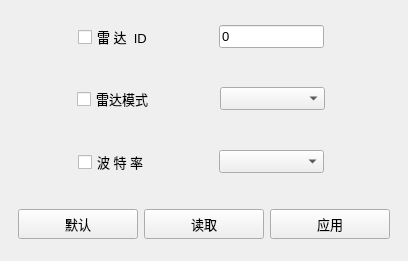
This is RadarTools_V1.0.1/RadarTools/radarparasmainwindow.ui in skyBruce222/QTdemo as Qt 5 draws it before an edit. The edited form follows.
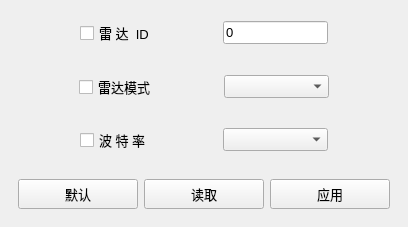
This is the edited form.

The edit to the form file:
```diff
--- a/RadarTools_V1.0.1/RadarTools/radarparasmainwindow.ui
+++ b/RadarTools_V1.0.1/RadarTools/radarparasmainwindow.ui
@@ -7,14 +7,105 @@
     <x>0</x>
     <y>0</y>
     <width>408</width>
-    <height>261</height>
+    <height>227</height>
    </rect>
   </property>
   <property name="windowTitle">
    <string>MainWindow</string>
   </property>
   <widget class="QWidget" name="centralwidget">
-   <layout class="QGridLayout" name="gridLayout_13">
+   <layout class="QGridLayout" name="gridLayout_3">
+    <item row="0" column="0">
+     <widget class="QWidget" name="widget" native="true">
+      <property name="font">
+       <font>
+        <pointsize>9</pointsize>
+       </font>
+      </property>
+      <layout class="QGridLayout" name="gridLayout">
+       <item row="0" column="0">
+        <spacer name="horizontalSpacer_5">
+         <property name="orientation">
+          <enum>Qt::Horizontal</enum>
+         </property>
+         <property name="sizeHint" stdset="0">
+          <size>
+           <width>40</width>
+           <height>20</height>
+          </size>
+         </property>
+        </spacer>
+       </item>
+       <item row="0" column="1">
+        <widget class="QCheckBox" name="checkBox">
+         <property name="font">
+          <font>
+           <family>Arial</family>
+           <pointsize>10</pointsize>
+          </font>
+         </property>
+         <property name="text">
+          <string>雷 达  ID</string>
+         </property>
+        </widget>
+       </item>
+       <item row="0" column="3">
+        <widget class="QLineEdit" name="lineEdit">
+         <property name="minimumSize">
+          <size>
+           <width>105</width>
+           <height>0</height>
+          </size>
+         </property>
+         <property name="maximumSize">
+          <size>
+           <width>105</width>
+           <height>16777215</height>
+          </size>
+         </property>
+         <property name="font">
+          <font>
+           <family>Arial</family>
+           <pointsize>10</pointsize>
+          </font>
+         </property>
+         <property name="text">
+          <string>0</string>
+         </property>
+         <property name="maxLength">
+          <number>1</number>
+         </property>
+        </widget>
+       </item>
+       <item row="0" column="2">
+        <spacer name="horizontalSpacer">
+         <property name="orientation">
+          <enum>Qt::Horizontal</enum>
+         </property>
+         <property name="sizeHint" stdset="0">
+          <size>
+           <width>40</width>
+           <height>20</height>
+          </size>
+         </property>
+        </spacer>
+       </item>
+       <item row="0" column="4">
+        <spacer name="horizontalSpacer_6">
+         <property name="orientation">
+          <enum>Qt::Horizontal</enum>
+         </property>
+         <property name="sizeHint" stdset="0">
+          <size>
+           <width>40</width>
+           <height>20</height>
+          </size>
+         </property>
+        </spacer>
+       </item>
+      </layout>
+     </widget>
+    </item>
     <item row="1" column="0">
      <widget class="QWidget" name="widget_2" native="true">
       <property name="font">
@@ -123,183 +214,6 @@
       </layout>
      </widget>
     </item>
-    <item row="3" column="0" colspan="2">
-     <widget class="QWidget" name="widget_13" native="true">
-      <property name="font">
-       <font>
-        <pointsize>9</pointsize>
-       </font>
-      </property>
-      <layout class="QHBoxLayout" name="horizontalLayout">
-       <item>
-        <widget class="QPushButton" name="pushButton">
-         <property name="minimumSize">
-          <size>
-           <width>120</width>
-           <height>30</height>
-          </size>
-         </property>
-         <property name="maximumSize">
-          <size>
-           <width>120</width>
-           <height>30</height>
-          </size>
-         </property>
-         <property name="font">
-          <font>
-           <family>Arial</family>
-           <pointsize>10</pointsize>
-          </font>
-         </property>
-         <property name="text">
-          <string>默认</string>
-         </property>
-        </widget>
-       </item>
-       <item>
-        <widget class="QPushButton" name="pushButton_3">
-         <property name="minimumSize">
-          <size>
-           <width>120</width>
-           <height>30</height>
-          </size>
-         </property>
-         <property name="maximumSize">
-          <size>
-           <width>120</width>
-           <height>30</height>
-          </size>
-         </property>
-         <property name="font">
-          <font>
-           <family>Arial</family>
-           <pointsize>10</pointsize>
-          </font>
-         </property>
-         <property name="text">
-          <string>读取</string>
-         </property>
-        </widget>
-       </item>
-       <item>
-        <widget class="QPushButton" name="pushButton_2">
-         <property name="minimumSize">
-          <size>
-           <width>120</width>
-           <height>30</height>
-          </size>
-         </property>
-         <property name="maximumSize">
-          <size>
-           <width>120</width>
-           <height>30</height>
-          </size>
-         </property>
-         <property name="font">
-          <font>
-           <family>Arial</family>
-           <pointsize>10</pointsize>
-          </font>
-         </property>
-         <property name="text">
-          <string>应用</string>
-         </property>
-        </widget>
-       </item>
-      </layout>
-     </widget>
-    </item>
-    <item row="0" column="0">
-     <widget class="QWidget" name="widget" native="true">
-      <property name="font">
-       <font>
-        <pointsize>9</pointsize>
-       </font>
-      </property>
-      <layout class="QGridLayout" name="gridLayout">
-       <item row="0" column="0">
-        <spacer name="horizontalSpacer_5">
-         <property name="orientation">
-          <enum>Qt::Horizontal</enum>
-         </property>
-         <property name="sizeHint" stdset="0">
-          <size>
-           <width>40</width>
-           <height>20</height>
-          </size>
-         </property>
-        </spacer>
-       </item>
-       <item row="0" column="1">
-        <widget class="QCheckBox" name="checkBox">
-         <property name="font">
-          <font>
-           <family>Arial</family>
-           <pointsize>10</pointsize>
-          </font>
-         </property>
-         <property name="text">
-          <string>雷 达  ID</string>
-         </property>
-        </widget>
-       </item>
-       <item row="0" column="3">
-        <widget class="QLineEdit" name="lineEdit">
-         <property name="minimumSize">
-          <size>
-           <width>105</width>
-           <height>0</height>
-          </size>
-         </property>
-         <property name="maximumSize">
-          <size>
-           <width>105</width>
-           <height>16777215</height>
-          </size>
-         </property>
-         <property name="font">
-          <font>
-           <family>Arial</family>
-           <pointsize>10</pointsize>
-          </font>
-         </property>
-         <property name="text">
-          <string>0</string>
-         </property>
-         <property name="maxLength">
-          <number>1</number>
-         </property>
-        </widget>
-       </item>
-       <item row="0" column="2">
-        <spacer name="horizontalSpacer">
-         <property name="orientation">
-          <enum>Qt::Horizontal</enum>
-         </property>
-         <property name="sizeHint" stdset="0">
-          <size>
-           <width>40</width>
-           <height>20</height>
-          </size>
-         </property>
-        </spacer>
-       </item>
-       <item row="0" column="4">
-        <spacer name="horizontalSpacer_6">
-         <property name="orientation">
-          <enum>Qt::Horizontal</enum>
-         </property>
-         <property name="sizeHint" stdset="0">
-          <size>
-           <width>40</width>
-           <height>20</height>
-          </size>
-         </property>
-        </spacer>
-       </item>
-      </layout>
-     </widget>
-    </item>
     <item row="2" column="0">
      <widget class="QWidget" name="widget_6" native="true">
       <property name="font">
@@ -397,6 +311,92 @@
       </layout>
      </widget>
     </item>
+    <item row="3" column="0">
+     <widget class="QWidget" name="widget_13" native="true">
+      <property name="font">
+       <font>
+        <pointsize>9</pointsize>
+       </font>
+      </property>
+      <layout class="QHBoxLayout" name="horizontalLayout">
+       <item>
+        <widget class="QPushButton" name="pushButton">
+         <property name="minimumSize">
+          <size>
+           <width>120</width>
+           <height>30</height>
+          </size>
+         </property>
+         <property name="maximumSize">
+          <size>
+           <width>120</width>
+           <height>30</height>
+          </size>
+         </property>
+         <property name="font">
+          <font>
+           <family>Arial</family>
+           <pointsize>10</pointsize>
+          </font>
+         </property>
+         <property name="text">
+          <string>默认</string>
+         </property>
+        </widget>
+       </item>
+       <item>
+        <widget class="QPushButton" name="pushButton_3">
+         <property name="minimumSize">
+          <size>
+           <width>120</width>
+           <height>30</height>
+          </size>
+         </property>
+         <property name="maximumSize">
+          <size>
+           <width>120</width>
+           <height>30</height>
+          </size>
+         </property>
+         <property name="font">
+          <font>
+           <family>Arial</family>
+           <pointsize>10</pointsize>
+          </font>
+         </property>
+         <property name="text">
+          <string>读取</string>
+         </property>
+        </widget>
+       </item>
+       <item>
+        <widget class="QPushButton" name="pushButton_2">
+         <property name="minimumSize">
+          <size>
+           <width>120</width>
+           <height>30</height>
+          </size>
+         </property>
+         <property name="maximumSize">
+          <size>
+           <width>120</width>
+           <height>30</height>
+          </size>
+         </property>
+         <property name="font">
+          <font>
+           <family>Arial</family>
+           <pointsize>10</pointsize>
+          </font>
+         </property>
+         <property name="text">
+          <string>应用</string>
+         </property>
+        </widget>
+       </item>
+      </layout>
+     </widget>
+    </item>
    </layout>
   </widget>
   <widget class="QMenuBar" name="menubar">
```
Left out of the diff: 2 changed lines with no effect on the pictures.
